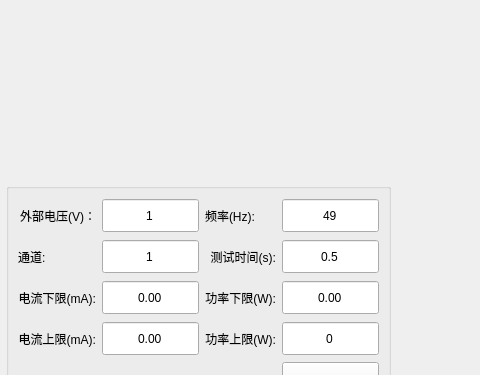
This is PageLvs.ui in bloglink/aip-tester as Qt 5 draws it before an edit; both pictures show x 202 to 682 and y 0 to 375 of the 800 by 600 pixel window. The edited form follows.
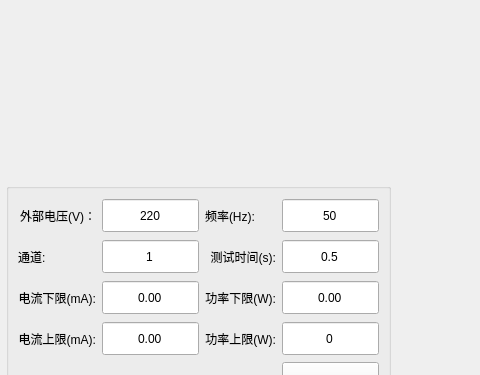
This is the edited form.

Patch:
```diff
--- a/PageLvs.ui
+++ b/PageLvs.ui
@@ -257,7 +257,7 @@
          <double>1.000000000000000</double>
         </property>
         <property name="value">
-         <double>1.000000000000000</double>
+         <double>220.000000000000000</double>
         </property>
        </widget>
       </item>
@@ -326,7 +326,7 @@
          <double>99.000000000000000</double>
         </property>
         <property name="value">
-         <double>49.000000000000000</double>
+         <double>50.000000000000000</double>
         </property>
        </widget>
       </item>
```
